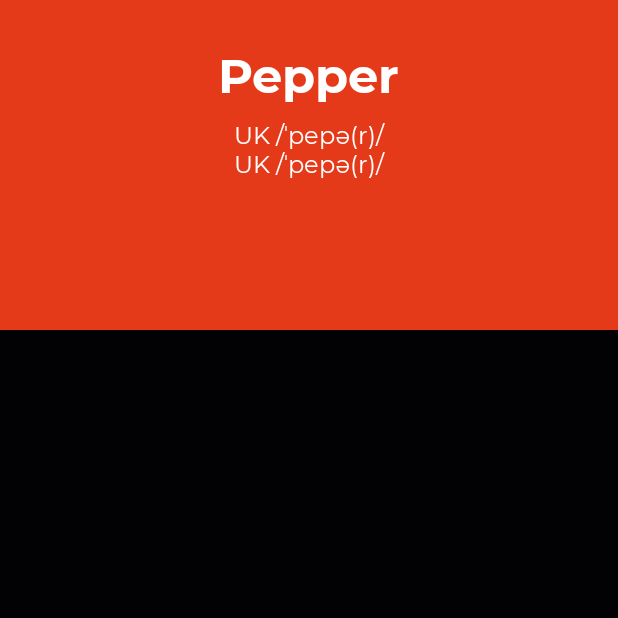
After one commit to dtnguyn/Pawn, an Android app built with Jetpack Compose: the composable WordCollapseSection shown on its own in the app's theme, on a phone screen of 412 x 824 dp, the top half of it. The commit adds this screen. Run offline under Robolectric (Android 15) with nearby library versions, the phone set to English and light mode, and no system bars.

Commit message:
Add back button to word screen and refactor code

```diff
--- a/mobile/android/app/src/main/java/com/nguyen/pawn/ui/PawnApp.kt
+++ b/mobile/android/app/src/main/java/com/nguyen/pawn/ui/PawnApp.kt
@@ -1,5 +1,6 @@
 package com.nguyen.pawn.ui
 
+import androidx.compose.animation.ExperimentalAnimationApi
 import androidx.compose.foundation.ExperimentalFoundationApi
 import androidx.compose.foundation.layout.height
 import androidx.compose.foundation.layout.width
@@ -23,6 +24,7 @@ import com.nguyen.pawn.ui.navigation.PawnScreens
 import com.nguyen.pawn.ui.screens.WordScreen
 
 
+@ExperimentalAnimationApi
 @ExperimentalFoundationApi
 @OptIn(ExperimentalMaterialApi::class)
 @Composable
@@ -76,7 +78,7 @@ fun PawnApp() {
                 composable(PawnScreens.Home.route) { HomeScreen(navController = navController) }
                 composable(PawnScreens.Feeds.route) { FeedScreen() }
                 composable(PawnScreens.Chat.route) { ChatScreen() }
-                composable(PawnScreens.Word.route) { WordScreen() }
+                composable(PawnScreens.Word.route) { WordScreen(navController = navController) }
             }
         }
     }
--- /dev/null
+++ b/mobile/android/app/src/main/java/com/nguyen/pawn/ui/components/word/WordCollapseSection.kt
@@ -0,0 +1,48 @@
+package com.nguyen.pawn.ui.components.word
+
+import androidx.compose.foundation.layout.*
+import androidx.compose.material.Card
+import androidx.compose.material.Text
+import androidx.compose.runtime.Composable
+import androidx.compose.ui.Alignment
+import androidx.compose.ui.Modifier
+import androidx.compose.ui.graphics.Color
+import androidx.compose.ui.graphics.RectangleShape
+import androidx.compose.ui.unit.dp
+import com.nguyen.pawn.ui.theme.ReallyRed
+import com.nguyen.pawn.ui.theme.Typography
+
+@Composable
+fun WordCollapseSection(){
+    Card(
+        modifier = Modifier
+            .fillMaxWidth()
+            .height(220.dp),
+        backgroundColor = ReallyRed,
+        elevation = 0.dp,
+        shape = RectangleShape
+    ) {
+        Column(
+            modifier = Modifier
+                .fillMaxWidth()
+                .fillMaxHeight()
+                .padding(bottom = 50.dp),
+            verticalArrangement = Arrangement.Center,
+            horizontalAlignment = Alignment.CenterHorizontally
+        ) {
+            Text(text = "Pepper", style = Typography.h1, color = Color.White)
+            Spacer(modifier = Modifier.padding(5.dp))
+            Text(
+                text = "UK /ˈpepə(r)/",
+                style = Typography.body2,
+                color = Color.White
+            )
+            Text(
+                text = "UK /ˈpepə(r)/",
+                style = Typography.body2,
+                color = Color.White
+            )
+            Spacer(modifier = Modifier.padding(10.dp))
+        }
+    }
+}
```
Also changed, not shown: mobile/android/app/src/main/java/com/nguyen/pawn/ui/components/word/WordTopBar.kt (added, +57 -0 lines), mobile/android/app/src/main/java/com/nguyen/pawn/ui/screens/WordScreen.kt (+6 -69 lines).
